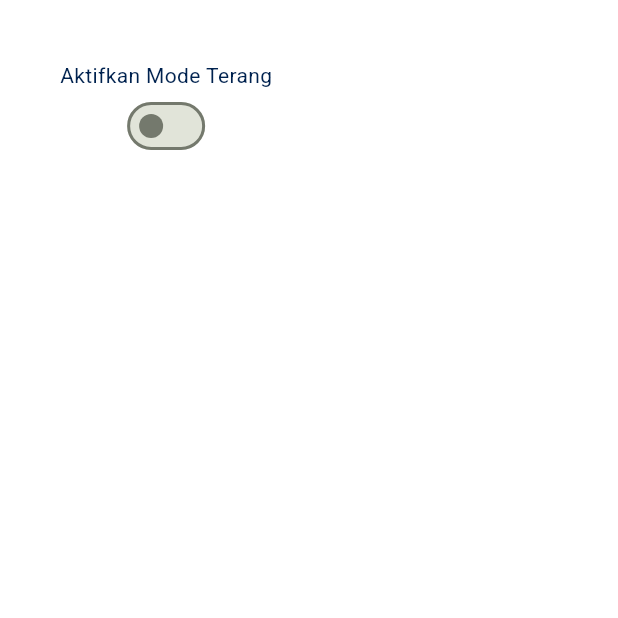
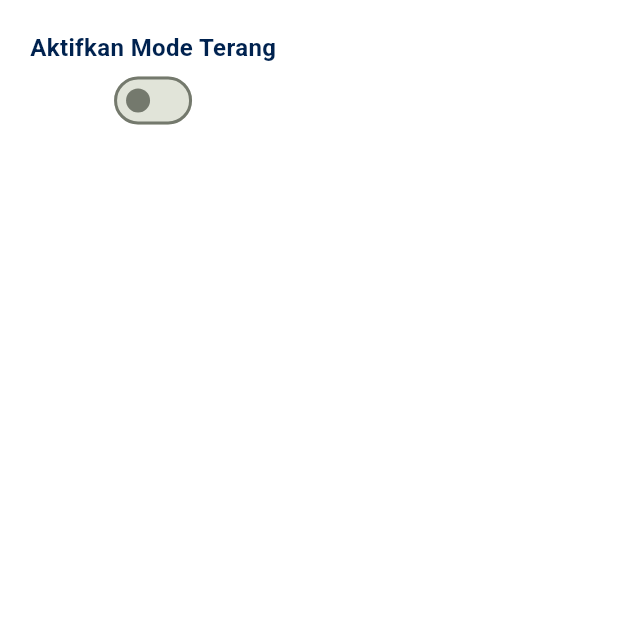
Before and after one commit to fadillahabi/belajar_flutter, a Flutter app: the TugasTujuhSwitch screen opened directly, on a phone screen of 412 x 824 dp, the top half of it. Run offline on Flutter 3.47's test engine with Material 3 defaults, Android fonts, the phone set to English and light mode, and no system bars.

Commit message:
Tugas 8 Flutter : Done

```diff
--- a/projectFlutter/belajar flutter/ppkd_flutter/lib/tugas_7/switch.dart
+++ b/projectFlutter/belajar flutter/ppkd_flutter/lib/tugas_7/switch.dart
@@ -22,18 +22,26 @@ class _TugasTujuhSwitchState extends State<TugasTujuhSwitch> {
     return Scaffold(
       backgroundColor: isSwitchOn ? AppColor.blue12 : Colors.white,
       body: Padding(
-        padding: const EdgeInsets.all(40),
+        padding: const EdgeInsets.all(20),
         child: Column(
           mainAxisAlignment: MainAxisAlignment.start,
           children: [
             isSwitchOn
                 ? Text(
                   "Aktifkan Mode Gelap",
-                  style: TextStyle(color: Colors.white),
+                  style: TextStyle(
+                    fontSize: 16,
+                    fontWeight: FontWeight.bold,
+                    color: Colors.white,
+                  ),
                 )
                 : Text(
                   "Aktifkan Mode Terang",
-                  style: TextStyle(color: AppColor.blue12),
+                  style: TextStyle(
+                    fontSize: 16,
+                    fontWeight: FontWeight.bold,
+                    color: AppColor.blue12,
+                  ),
                 ),
             Switch(
               value: isSwitchOn,
--- a/projectFlutter/belajar flutter/ppkd_flutter/lib/tugas_7/tugas_7_flutter.dart
+++ b/projectFlutter/belajar flutter/ppkd_flutter/lib/tugas_7/tugas_7_flutter.dart
@@ -33,14 +33,14 @@ class _TugasTujuhFlutterState extends State<TugasTujuhFlutter> {
         iconTheme: IconThemeData(color: Colors.white),
         title: Text("Tugas 7 Flutter", style: TextStyle(color: Colors.white)),
         centerTitle: true,
-        toolbarHeight: 64,
+        toolbarHeight: 84,
       ),
       drawer: Drawer(
         child: ListView(
           padding: EdgeInsets.zero,
           children: <Widget>[
             SizedBox(
-              height: 240,
+              height: 230,
               child: DrawerHeader(
                 decoration: BoxDecoration(color: AppColor.blue12),
                 child: Column(
```
Also changed, not shown: projectFlutter/belajar flutter/ppkd_flutter/lib/tugas_7/checkbox.dart (+8 -4 lines), projectFlutter/belajar flutter/ppkd_flutter/lib/tugas_7/datepicker.dart (+9 -3 lines), projectFlutter/belajar flutter/ppkd_flutter/lib/tugas_7/dropdown.dart (+6 -3 lines), projectFlutter/belajar flutter/ppkd_flutter/lib/tugas_7/timepicker.dart (+9 -2 lines), projectFlutter/belajar flutter/ppkd_flutter/lib/tugas_8_flutter.dart (+63 -0 lines).
